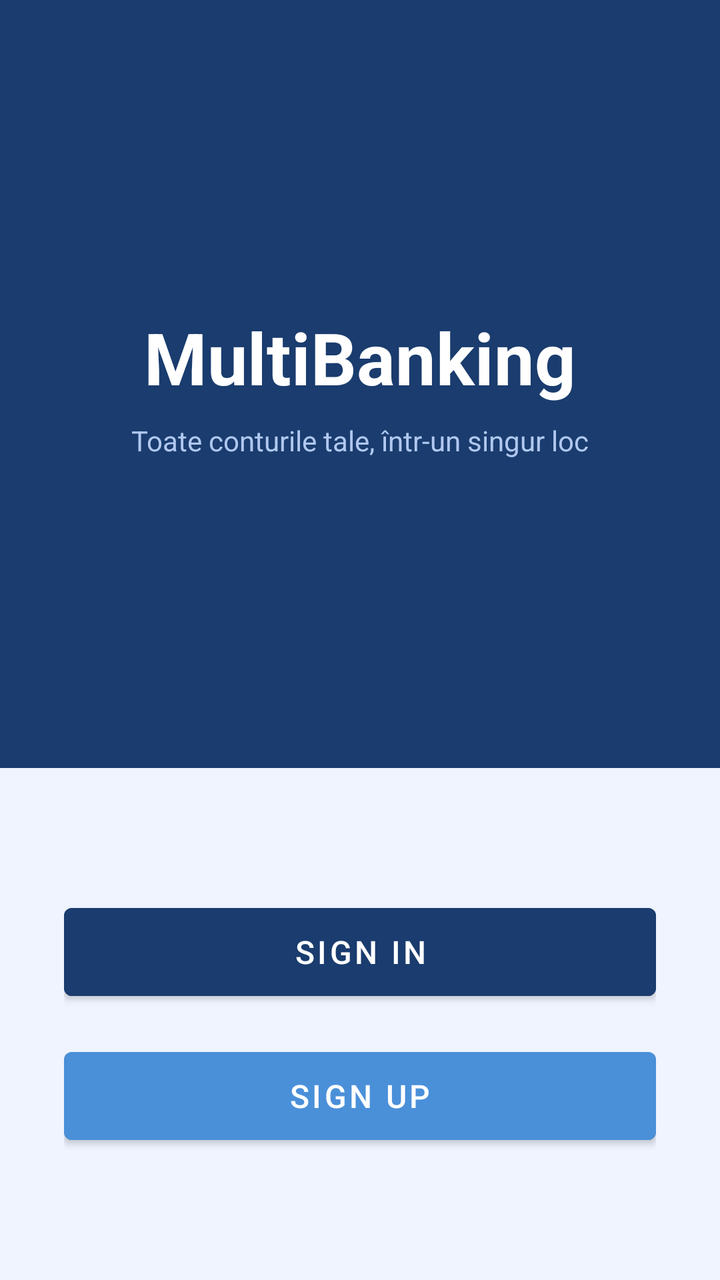
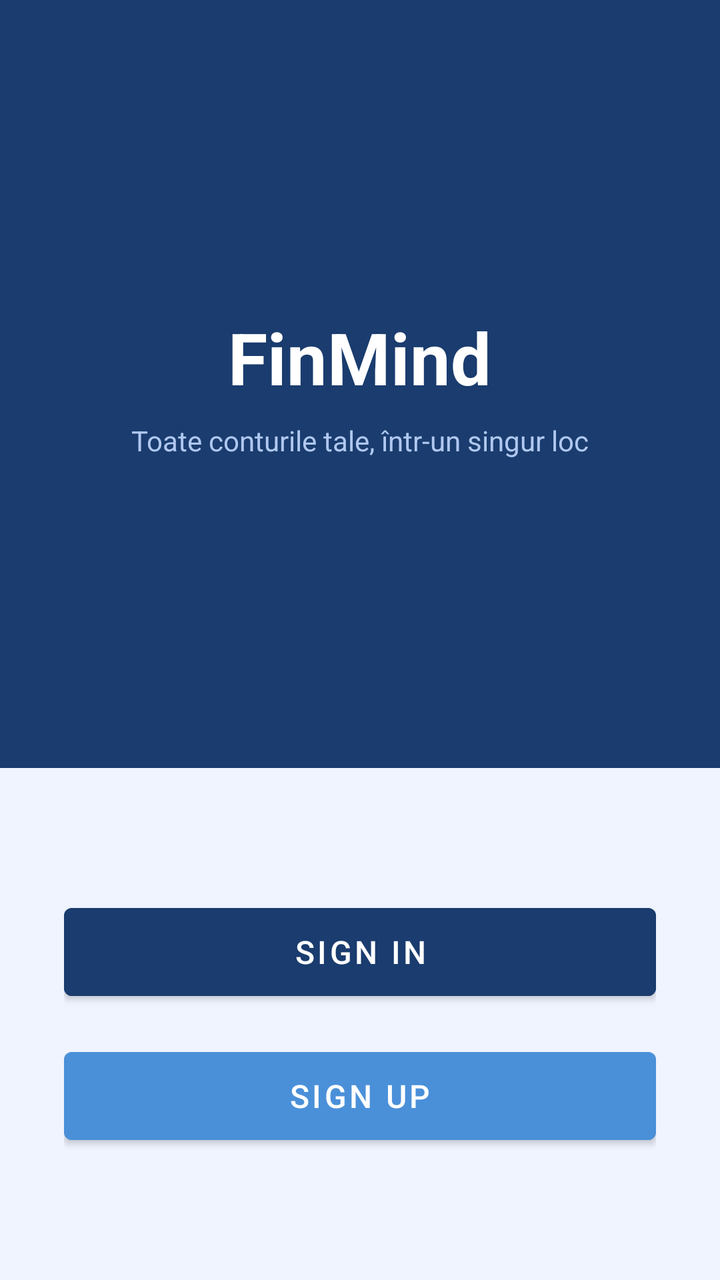

Two renders of the same Android screen: before a commit and after it. Below are the layout's source before the change and the commit's diff.
<!-- AndroidManifest.xml: application theme Theme.LicentaMultibankingApp -->
<!-- res/layout/welcome.xml -->
<?xml version="1.0" encoding="utf-8"?>
<LinearLayout xmlns:android="http://schemas.android.com/apk/res/android"
    android:layout_width="match_parent"
    android:layout_height="match_parent"
    android:orientation="vertical"
    android:background="#F0F4FF">

    <LinearLayout
        android:layout_width="match_parent"
        android:layout_height="0dp"
        android:layout_weight="6"
        android:background="#1A3C6E"
        android:gravity="center"
        android:orientation="vertical">

        <TextView
            android:layout_width="wrap_content"
            android:layout_height="wrap_content"
            android:text="MultiBanking"
            android:textColor="#FFFFFF"
            android:textSize="36sp"
            android:textStyle="bold"/>

        <TextView
            android:layout_width="wrap_content"
            android:layout_height="wrap_content"
            android:text="Toate conturile tale, într-un singur loc"
            android:textColor="#B0C8F0"
            android:textSize="14sp"
            android:layout_marginTop="8dp"/>

    </LinearLayout>

    <LinearLayout
        android:layout_width="match_parent"
        android:layout_height="0dp"
        android:layout_weight="4"
        android:orientation="vertical"
        android:gravity="center"
        android:padding="32dp">

        <Button
            android:id="@+id/btnSignIn"
            android:layout_width="match_parent"
            android:layout_height="56dp"
            android:text="Sign In"
            android:textSize="16sp"
            android:backgroundTint="#1A3C6E"
            android:layout_marginBottom="16dp"/>

        <Button
            android:id="@+id/btnSignUp"
            android:layout_width="match_parent"
            android:layout_height="56dp"
            android:text="Sign Up"
            android:textSize="16sp"
            android:backgroundTint="#4A90D9"/>

    </LinearLayout>

</LinearLayout>
<!-- resources referenced by this layout -->
<resources>
  <style name="Theme.LicentaMultibankingApp" parent="Base.Theme.LicentaMultibankingApp" />
  <style name="Base.Theme.LicentaMultibankingApp" parent="Theme.MaterialComponents.DayNight.NoActionBar">
          
          
      </style>
</resources>

<!-- the commit's change to res/layout/welcome.xml (unified diff, before → after) -->
@@ -16,7 +16,7 @@
         <TextView
             android:layout_width="wrap_content"
             android:layout_height="wrap_content"
-            android:text="MultiBanking"
+            android:text="FinMind"
             android:textColor="#FFFFFF"
             android:textSize="36sp"
             android:textStyle="bold"/>
<!-- resource entries referenced after the edit -->
@@ -2,6 +2,7 @@
 <resources>
   <style name="Theme.LicentaMultibankingApp" parent="Base.Theme.LicentaMultibankingApp" />
   <style name="Base.Theme.LicentaMultibankingApp" parent="Theme.MaterialComponents.DayNight.NoActionBar">
+          <item name="android:textColorHint">#888888</item>
           
           
       </style>
